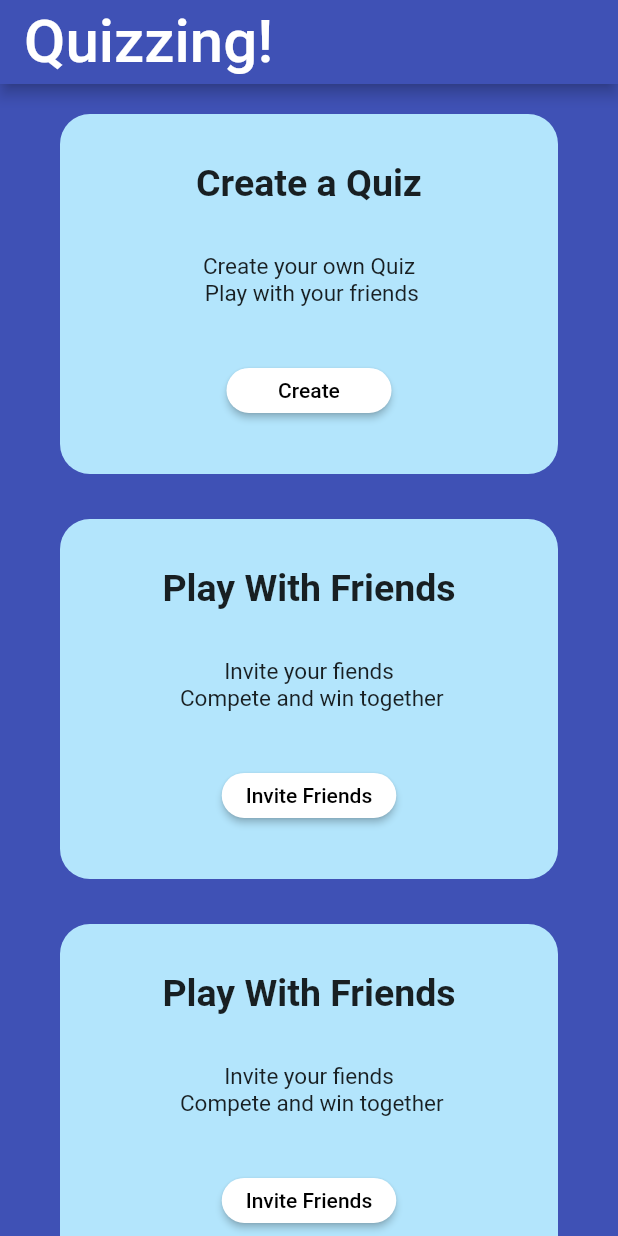
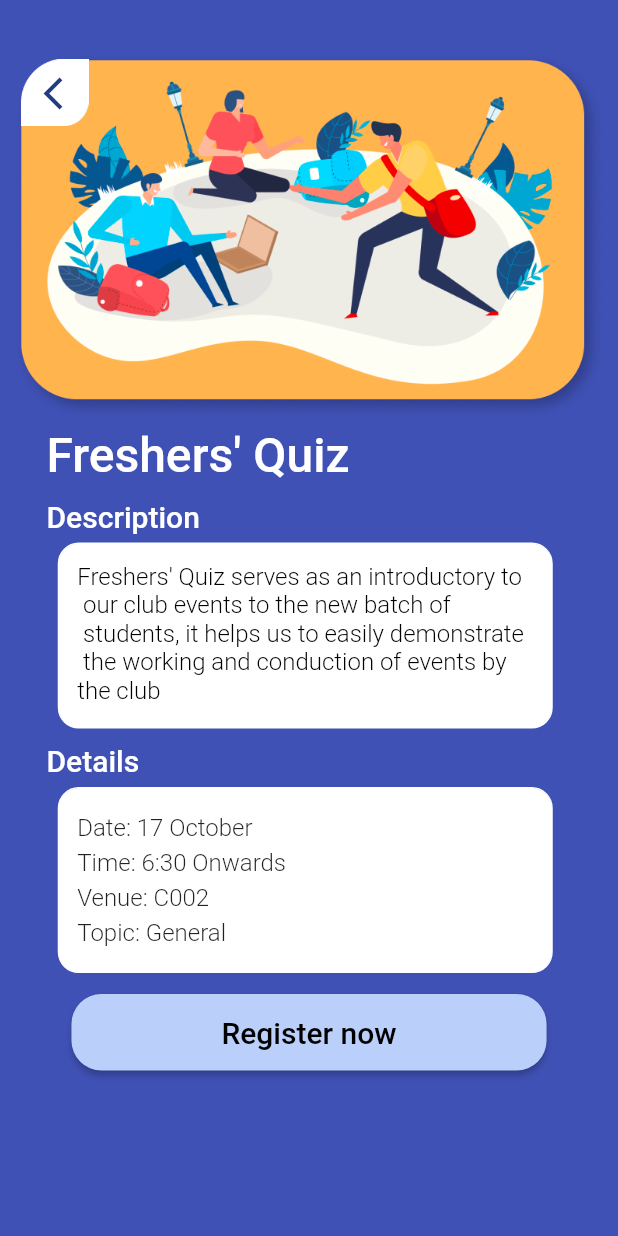
Before and after one commit to Encode-PDEU/App-Dev_Encode_HF22, a Flutter app: the screen it shows after launch, on a phone screen of 412 x 824 dp. Run offline on Flutter 3.47's test engine with Material 2 defaults, Android fonts, the light colour scheme and no system bars; our stand-ins replace rflutter_alert.

Commit message:
added participate screen

```diff
--- a/quizzler/lib/main.dart
+++ b/quizzler/lib/main.dart
@@ -2,6 +2,7 @@ import 'package:flutter/material.dart';
 import 'quiz_brain.dart';
 import 'package:rflutter_alert/rflutter_alert.dart';
 import 'screens/quiz.dart';
+import 'screens/participate.dart';
 QuizBrain questionBank = QuizBrain();
 
 void main() => runApp(MyApp());
@@ -18,7 +19,7 @@ class MyApp extends StatelessWidget {
             ),
             scaffoldBackgroundColor: const Color(0xFF3F51B5)
         ),
-      home: QuizPages()
+      home: Participate()
     );
   }
 }
--- /dev/null
+++ b/quizzler/lib/screens/participate.dart
@@ -0,0 +1,193 @@
+import 'package:flutter/material.dart';
+
+class Participate extends StatelessWidget {
+  const Participate({Key? key}) : super(key: key);
+
+  @override
+  Widget build(BuildContext context) {
+    return Scaffold(
+        body: Column(
+          children: [
+            Padding(
+                padding: EdgeInsets.fromLTRB(8.0, 34.0, 8.0, 4.0),
+                child: Stack(
+                    alignment: Alignment.topLeft,
+                    children: [
+                      Image.asset('images/img.png'),
+                      Container(
+                        height: 50.0,
+                        padding: EdgeInsets.fromLTRB(6.0, 5.0, 0, 0),
+                        child: Stack(
+                            children: [
+                              Image.asset('images/img_1.png'),
+                              Container(
+                                  padding: EdgeInsets.symmetric(horizontal: 15.0, vertical: 10.0),
+                                  child: Icon(
+                                    Icons.arrow_back_ios,
+                                    color: Color.fromRGBO(32, 61, 131, 1),
+                                    size: 26.0,
+                                  )
+                              ),
+                            ]
+
+                        ),
+                      )
+                    ]
+                )
+            ),
+            const Padding(
+              padding: const EdgeInsets.fromLTRB(31.0, 0,0,0),
+              child: Align(
+                alignment: Alignment.centerLeft,
+                child: Text(
+                  'Freshers\' Quiz',
+                  style: TextStyle(
+                      fontSize: 32.0,
+                      color: Colors.white,
+                      fontWeight: FontWeight.w500
+                  ),
+                ),
+              ),
+            ),
+            const Padding(
+              padding: const EdgeInsets.fromLTRB(31.0, 10.0,0,0),
+              child: Align(
+                alignment: Alignment.centerLeft,
+                child: Text(
+                  'Description',
+                  style: TextStyle(
+                      fontSize: 20.0,
+                      color: Colors.white,
+                      fontWeight: FontWeight.w500
+                  ),
+                ),
+              ),
+            ),
+            Padding(
+              padding: const EdgeInsets.fromLTRB(14.0,6.0,19.0,0),
+              child: Container(
+                height: 124.0,
+                width: 330.0,
+                decoration: BoxDecoration(
+                    color: Colors.white,
+                    border: Border.all(color: Color.fromRGBO(255, 255, 255, 1)),
+                    borderRadius: BorderRadius.all(Radius.circular(14.0))
+                ),
+                child: Padding(
+                  padding: EdgeInsets.all(12.0),
+                  child: Text(
+                    'Freshers\' Quiz serves as an introductory to \n our club events to the new batch of \n students, it helps us to easily demonstrate \n the working and conduction of events by the club',
+                    style: TextStyle(
+                      fontSize: 16.0,
+                      fontWeight: FontWeight.w300,
+                      color: Colors.black,
+                    ),
+                  ),
+                ),
+              ),
+            ),
+            const Padding(
+              padding: const EdgeInsets.fromLTRB(31.0, 10.0,0,0),
+              child: Align(
+                alignment: Alignment.centerLeft,
+                child: Text(
+                  'Details',
+                  style: TextStyle(
+                      fontSize: 20.0,
+                      color: Colors.white,
+                      fontWeight: FontWeight.w500
+                  ),
+                ),
+              ),
+            ),
+            Padding(
+              padding: const EdgeInsets.fromLTRB(14.0,6.0,19.0,0),
+              child: Container(
+                height: 124.0,
+                width: 330.0,
+                decoration: BoxDecoration(
+                    color: Colors.white,
+                    border: Border.all(color: Color.fromRGBO(255, 255, 255, 1)),
+                    borderRadius: BorderRadius.all(Radius.circular(14.0))
+                ),
+                child: Padding(
+                    padding: const EdgeInsets.all(12.0),
+                    child: Column(
+                      mainAxisAlignment: MainAxisAlignment.spaceEvenly,
+                      children: const <Widget>[
+                        Align(
+                          alignment: Alignment.centerLeft,
+                          child: Text(
+                            'Date: 17 October',
+                            style: TextStyle(
+                                fontWeight: FontWeight.w300,
+                                fontSize: 16.0
+                            ),
+                          ),
+                        ),
+                        Align(
+                          alignment: Alignment.centerLeft,
+                          child: Text(
+                            'Time: 6:30 Onwards',
+                            style: TextStyle(
+                                fontWeight: FontWeight.w300,
+                                fontSize: 16.0
+                            ),
+                          ),
+                        ),
+                        Align(
+                          alignment: Alignment.centerLeft,
+                          child: Text(
+                            'Venue: C002',
+                            style: TextStyle(
+                                fontWeight: FontWeight.w300,
+                                fontSize: 16.0
+                            ),
+                          ),
+                        ),
+                        Align(
+                          alignment: Alignment.centerLeft,
+                          child: Text(
+                            'Topic: General',
+                            style: TextStyle(
+                                fontWeight: FontWeight.w300,
+                                fontSize: 16.0
+                            ),
+                          ),
+                        )
+                      ],
+                    )
+                ),
+              ),
+            ),
+            SizedBox(
+              height: 10.0,
+            ),
+            Padding(
+              padding: const EdgeInsets.symmetric(vertical: 4.0),
+              child: ElevatedButton(
+                onPressed: (){},
+                child: Text(
+                  'Register now',
+                  style: TextStyle(
+                      fontSize: 20.0,
+                      color: Colors.black
+                  ),
+                ),
+                style: ButtonStyle(
+                  // backgroundColor: MaterialStateProperty<Color>(Color.fromRGBO(187, 207, 251, 1)),
+                    shape: MaterialStateProperty.all<RoundedRectangleBorder>(
+                        RoundedRectangleBorder(
+                          borderRadius: BorderRadius.circular(20.0),
+                        )
+                    ),
+                    backgroundColor: MaterialStatePropertyAll<Color>(Color.fromRGBO(187, 207, 251, 1)),
+                    padding: MaterialStatePropertyAll<EdgeInsets>(EdgeInsets.symmetric( vertical: 14.0,horizontal: 100.0))
+                ),
+              ),
+            )
+          ],
+        )
+    );
+  }
+}
--- a/quizzler/pubspec.yaml
+++ b/quizzler/pubspec.yaml
@@ -61,8 +61,8 @@ flutter:
   uses-material-design: true
 
   # To add assets to your application, add an assets section, like this:
-  # assets:
-  #   - images/a_dot_burr.jpeg
+  assets:
+    - images/
   #   - images/a_dot_ham.jpeg
 
   # An image asset can refer to one or more resolution-specific "variants", see
```
Also changed, not shown: quizzler/images/img.png (added), quizzler/images/img_1.png (added).
